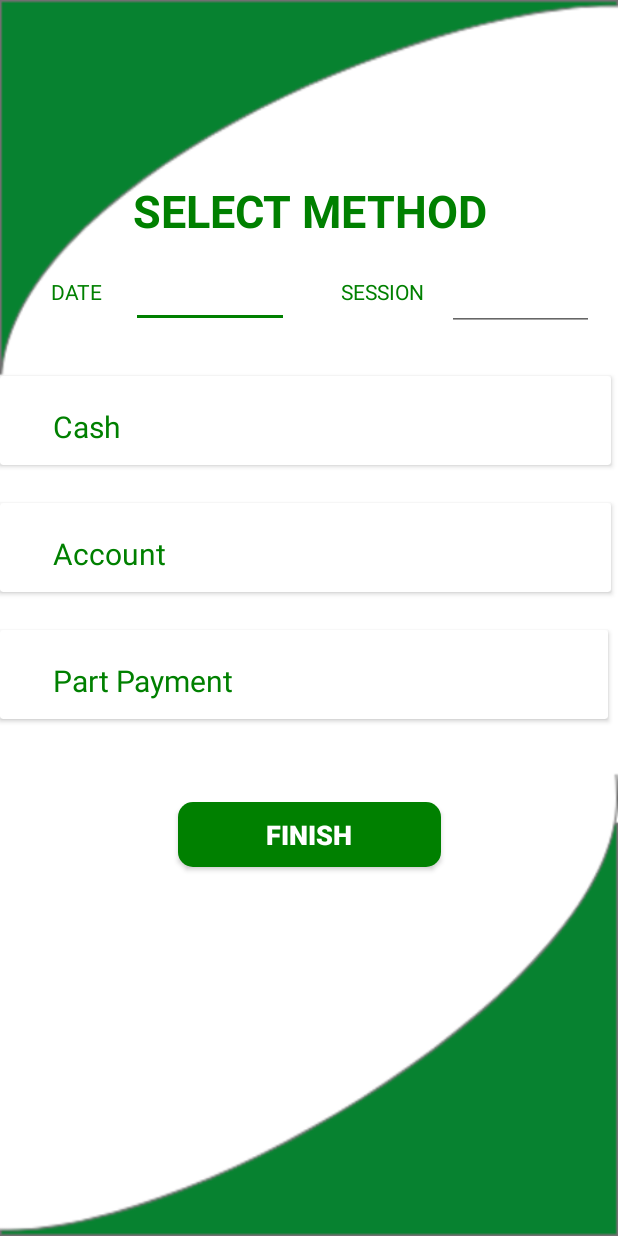
After one commit to Codeguru65/Layers_App, an Android app: the Deliveries screen opened directly, with no data from a screen before it, on a phone screen of 412 x 824 dp. The commit adds this screen. Run offline under Robolectric (Android 15) with nearby library versions, the phone set to English and light mode, and no system bars.

Commit message:
new backgrounds and deliveries functions

```diff
--- a/app/build.gradle
+++ b/app/build.gradle
@@ -3,7 +3,6 @@ apply plugin: 'com.android.application'
 apply plugin: 'kotlin-android'
 
 apply plugin: 'kotlin-android-extensions'
-
 
 
 android {
--- /dev/null
+++ b/app/src/main/java/com/example/deliveries/Deliveries.kt
@@ -0,0 +1,33 @@
+package com.example.deliveries
+
+import androidx.appcompat.app.AppCompatActivity
+import android.content.Intent
+import android.os.Bundle
+import com.example.layers.MainActivity
+import com.example.layers.R
+import com.example.layers.Submenu
+import kotlinx.android.synthetic.main.activity_deliveries.*
+
+
+
+class Deliveries : AppCompatActivity() {
+
+    override fun onCreate(savedInstanceState: Bundle?) {
+        super.onCreate(savedInstanceState)
+        setContentView(R.layout.activity_deliveries)
+
+
+        btnfin2.setOnClickListener {
+            val intent = Intent(this,MainActivity::class.java)
+            startActivity(intent)
+            finish()
+        }
+
+
+    }
+
+
+
+
+
+}
--- /dev/null
+++ b/app/src/main/res/layout/activity_deliveries.xml
@@ -0,0 +1,168 @@
+<?xml version="1.0" encoding="utf-8"?>
+<LinearLayout xmlns:android="http://schemas.android.com/apk/res/android"
+    xmlns:app="http://schemas.android.com/apk/res-auto"
+    xmlns:tools="http://schemas.android.com/tools"
+    android:layout_width="match_parent"
+    android:layout_height="match_parent"
+    android:orientation="vertical"
+    android:background="@drawable/loginbg"
+    tools:context="com.example.deliveries.Deliveries">
+
+    <ScrollView
+        android:layout_width="match_parent"
+        android:layout_height="match_parent">
+
+        <androidx.constraintlayout.widget.ConstraintLayout
+            android:id="@+id/linearLayout3"
+            android:layout_width="match_parent"
+            android:layout_height="wrap_content"
+            android:orientation="vertical">
+
+            android:id="@+id/linearLayout2"
+            android:layout_width="match_parent"
+            android:layout_height="wrap_content">
+
+            <TextView
+                android:id="@+id/txtd1"
+                android:layout_width="wrap_content"
+                android:layout_height="wrap_content"
+                android:layout_marginTop="120dp"
+                android:text="SELECT METHOD"
+                android:textAlignment="center"
+                android:textColor="#008000"
+                android:textSize="30sp"
+                android:textStyle="bold"
+                app:layout_constraintEnd_toEndOf="parent"
+                app:layout_constraintStart_toStartOf="parent"
+                app:layout_constraintTop_toTopOf="parent" />
+
+            <androidx.cardview.widget.CardView
+                android:id="@+id/cvCash"
+                android:layout_width="407dp"
+                android:layout_height="59dp"
+                android:layout_marginTop="90dp"
+                app:layout_constraintStart_toStartOf="parent"
+                app:layout_constraintTop_toBottomOf="@+id/txtd1">
+
+                <TextView
+                    android:id="@+id/txtd2"
+                    android:layout_width="match_parent"
+                    android:layout_height="match_parent"
+                    android:paddingLeft="35dp"
+                    android:paddingTop="20dp"
+                    android:text="Cash"
+                    android:textColor="#008000"
+                    android:textSize="20sp" />
+            </androidx.cardview.widget.CardView>
+
+            <androidx.cardview.widget.CardView
+                android:id="@+id/cvAcc"
+                android:layout_width="407dp"
+                android:layout_height="59dp"
+                android:layout_marginTop="25dp"
+                app:layout_constraintStart_toStartOf="parent"
+                app:layout_constraintTop_toBottomOf="@+id/cvCash">
+
+                <TextView
+                    android:id="@+id/txtd3"
+                    android:layout_width="match_parent"
+                    android:layout_height="match_parent"
+                    android:paddingLeft="35dp"
+                    android:paddingTop="20dp"
+                    android:text="Account"
+                    android:textColor="#008000"
+                    android:textSize="20sp" />
+            </androidx.cardview.widget.CardView>
+
+            <androidx.cardview.widget.CardView
+                android:id="@+id/cvPay"
+                android:layout_width="405dp"
+                android:layout_height="59dp"
+                android:layout_marginTop="25dp"
+                app:layout_constraintStart_toStartOf="parent"
+                app:layout_constraintTop_toBottomOf="@+id/cvAcc">
+
+                <TextView
+                    android:id="@+id/txtd4"
+                    android:layout_width="match_parent"
+                    android:layout_height="match_parent"
+                    android:paddingLeft="35dp"
+                    android:paddingTop="20dp"
+                    android:text="Part Payment"
+                    android:textColor="#008000"
+                    android:textSize="20sp" />
+            </androidx.cardview.widget.CardView>
+
+            <EditText
+                android:id="@+id/date1"
+                android:layout_width="105dp"
+                android:layout_height="42dp"
+                android:layout_marginTop="16dp"
+                android:ems="10"
+                android:inputType="date"
+                android:textAlignment="center"
+                android:textColor="#008000"
+                app:layout_constraintEnd_toEndOf="parent"
+                app:layout_constraintHorizontal_bias="0.284"
+                app:layout_constraintStart_toStartOf="parent"
+                app:layout_constraintTop_toBottomOf="@+id/txtd1" />
+
+            <EditText
+                android:id="@+id/session"
+                android:layout_width="98dp"
+                android:layout_height="44dp"
+                android:layout_marginTop="16dp"
+                android:ems="10"
+                android:inputType="number"
+                android:textAlignment="center"
+                android:textColor="#008000"
+                app:layout_constraintEnd_toEndOf="parent"
+                app:layout_constraintHorizontal_bias="0.948"
+                app:layout_constraintStart_toStartOf="parent"
+                app:layout_constraintTop_toBottomOf="@+id/txtd1" />
+
+            <Button
+                android:id="@+id/btnfin2"
+                android:layout_width="175dp"
+                android:layout_height="43dp"
+                android:layout_marginTop="55dp"
+                android:layout_marginBottom="70dp"
+                android:background="@drawable/custom_button"
+                android:text="FINISH"
+                android:textColor="@android:color/white"
+                android:textSize="18sp"
+                android:textStyle="bold"
+                app:layout_constraintBottom_toBottomOf="parent"
+                app:layout_constraintEnd_toEndOf="parent"
+                app:layout_constraintStart_toStartOf="parent"
+                app:layout_constraintTop_toBottomOf="@+id/cvPay"
+                app:layout_constraintVertical_bias="0.0" />
+
+            <TextView
+                android:id="@+id/textView5"
+                android:layout_width="wrap_content"
+                android:layout_height="wrap_content"
+                android:layout_marginTop="24dp"
+                android:text="DATE"
+                android:textColor="#008000"
+                app:layout_constraintEnd_toEndOf="parent"
+                app:layout_constraintHorizontal_bias="0.09"
+                app:layout_constraintStart_toStartOf="parent"
+                app:layout_constraintTop_toBottomOf="@+id/txtd1" />
+
+            <TextView
+                android:id="@+id/textView6"
+                android:layout_width="wrap_content"
+                android:layout_height="wrap_content"
+                android:layout_marginTop="24dp"
+                android:text="SESSION"
+                android:textColor="#008000"
+                app:layout_constraintEnd_toEndOf="parent"
+                app:layout_constraintHorizontal_bias="0.637"
+                app:layout_constraintStart_toStartOf="parent"
+                app:layout_constraintTop_toBottomOf="@+id/txtd1" />
+
+
+        </androidx.constraintlayout.widget.ConstraintLayout>
+    </ScrollView>
+</LinearLayout>
--- a/app/src/main/res/layout/activity_mort.xml
+++ b/app/src/main/res/layout/activity_mort.xml
@@ -40,7 +40,7 @@
                 android:layout_marginStart="36dp"
                 android:layout_marginLeft="36dp"
                 android:layout_marginTop="65dp"
-                android:text="NUMBER"
+                android:text="Number"
                 android:textColor="#008000"
                 android:textSize="20sp"
                 app:layout_constraintStart_toStartOf="parent"
@@ -70,7 +70,7 @@
                 android:layout_marginStart="36dp"
                 android:layout_marginLeft="36dp"
                 android:layout_marginTop="65dp"
-                android:text="CAUSE"
+                android:text="Cause"
                 android:textColor="#008000"
                 android:textSize="20sp"
                 app:layout_constraintStart_toStartOf="parent"
@@ -83,7 +83,7 @@
                 android:layout_marginStart="42dp"
                 android:layout_marginLeft="42dp"
                 android:layout_marginTop="65dp"
-                android:text="OTHER"
+                android:text="Other"
                 android:textColor="#008000"
                 android:textSize="15sp"
                 app:layout_constraintStart_toStartOf="parent"
--- a/app/src/main/res/layout/activity_water.xml
+++ b/app/src/main/res/layout/activity_water.xml
@@ -38,7 +38,7 @@
                 android:layout_marginStart="36dp"
                 android:layout_marginLeft="36dp"
                 android:layout_marginTop="65dp"
-                android:text="LEVEL"
+                android:text="Level"
                 android:textColor="#008000"
                 android:textSize="20sp"
                 app:layout_constraintStart_toStartOf="parent"
@@ -51,7 +51,7 @@
                 android:layout_marginStart="36dp"
                 android:layout_marginLeft="36dp"
                 android:layout_marginTop="65dp"
-                android:text="REASON"
+                android:text="Reason"
                 android:textColor="#008000"
                 android:textSize="20sp"
                 app:layout_constraintStart_toStartOf="parent"
--- a/app/src/main/res/layout/health.xml
+++ b/app/src/main/res/layout/health.xml
@@ -40,7 +40,7 @@
                 android:layout_marginStart="36dp"
                 android:layout_marginLeft="36dp"
                 android:layout_marginTop="65dp"
-                android:text="STATE"
+                android:text="State"
                 android:textColor="#008000"
                 android:textSize="20sp"
                 app:layout_constraintStart_toStartOf="parent"
@@ -53,7 +53,7 @@
                 android:layout_marginStart="36dp"
                 android:layout_marginLeft="36dp"
                 android:layout_marginTop="65dp"
-                android:text="CAUSE"
+                android:text="Cause"
                 android:textColor="#008000"
                 android:textSize="20sp"
                 app:layout_constraintStart_toStartOf="parent"
@@ -81,7 +81,7 @@
                 android:layout_marginStart="48dp"
                 android:layout_marginLeft="55dp"
                 android:layout_marginTop="40dp"
-                android:text="OTHER"
+                android:text="Other"
                 android:textColor="#008000"
                 android:textSize="15sp"
                 app:layout_constraintStart_toStartOf="parent"
--- a/app/src/main/res/layout/inflow.xml
+++ /dev/null
@@ -1,6 +0,0 @@
-<?xml version="1.0" encoding="utf-8"?>
-<LinearLayout xmlns:android="http://schemas.android.com/apk/res/android"
-    android:orientation="vertical" android:layout_width="match_parent"
-    android:layout_height="match_parent">
-
-</LinearLayout>
```
Also changed, not shown: app/src/main/AndroidManifest.xml (+24 -15 lines), app/src/main/java/com/example/layers/MainActivity.kt (+8 -0 lines), app/src/main/res/layout/activity_daily_diary.xml (+6 -6 lines), app/src/main/res/layout/activity_submenu.xml (+5 -5 lines), app/src/main/res/layout/eggs.xml (+5 -5 lines), 225 other files.
